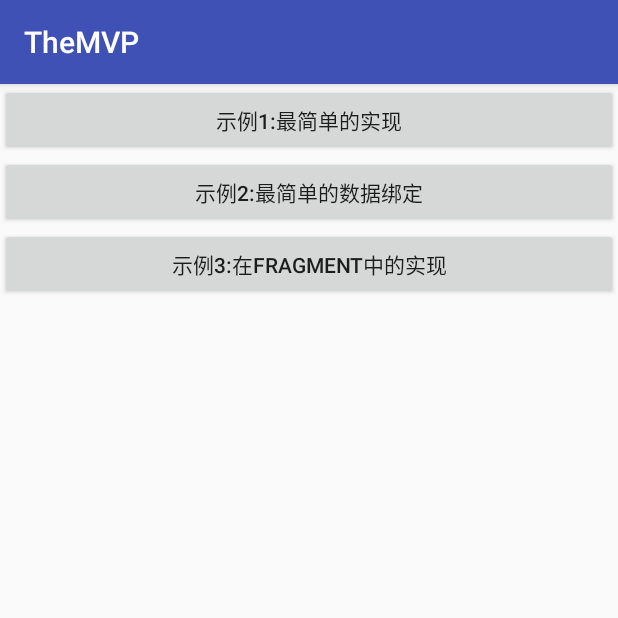
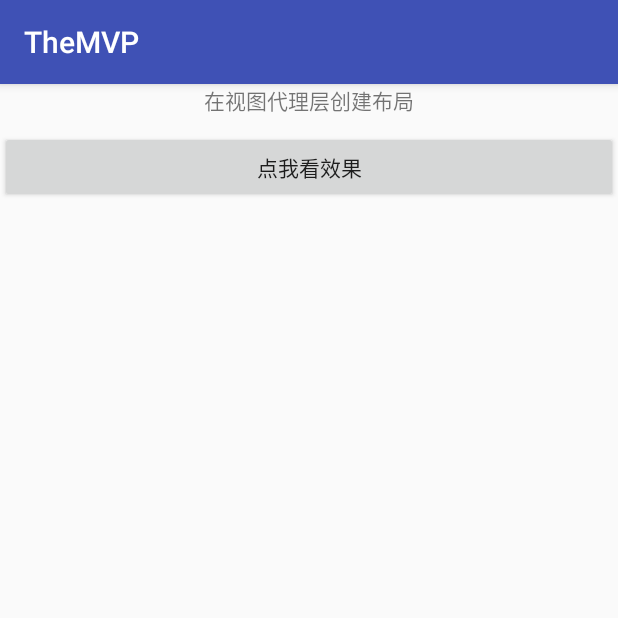
Before and after one commit to kymjs/TheMVP, an Android app: the screen it shows after launch (MainActivity before the commit, ShellActivity after it), after a tap on "示例3:在FRAGMENT中的实现", on a phone screen of 412 x 824 dp, the top half of it. Run offline under Robolectric (Android 15) with nearby library versions, the phone set to English and light mode, and no system bars.

Commit message:
进一步完善

```diff
--- a/demo/src/main/AndroidManifest.xml
+++ b/demo/src/main/AndroidManifest.xml
@@ -15,8 +15,10 @@
 				<category android:name="android.intent.category.LAUNCHER"/>
 			</intent-filter>
 		</activity>
-		<activity android:name=".mvp.SimpleActivity"/>
-		<activity android:name=".databind.DemoActivity"/>
+		<activity android:name=".demo1.SimpleActivity"/>
+		<activity android:name=".demo2.DemoActivity"/>
+		<activity android:name=".demo3.ShellActivity"/>
+		<activity android:name=".demo4.ShellActivity"/>
 	</application>
 
 </manifest>
--- a/demo/src/main/java/com/kymjs/frame/samples/MainActivity.java
+++ b/demo/src/main/java/com/kymjs/frame/samples/MainActivity.java
@@ -20,8 +20,9 @@ import android.os.Bundle;
 import android.support.v7.app.AppCompatActivity;
 import android.view.View;
 
-import com.kymjs.frame.samples.databind.DemoActivity;
-import com.kymjs.frame.samples.mvp.SimpleActivity;
+import com.kymjs.frame.samples.demo2.DemoActivity;
+import com.kymjs.frame.samples.demo1.SimpleActivity;
+import com.kymjs.frame.samples.demo3.ShellActivity;
 
 public class MainActivity extends AppCompatActivity implements View.OnClickListener {
 
@@ -32,6 +33,7 @@ public class MainActivity extends AppCompatActivity implements View.OnClickListe
         findViewById(R.id.button1).setOnClickListener(this);
         findViewById(R.id.button2).setOnClickListener(this);
         findViewById(R.id.button3).setOnClickListener(this);
+        findViewById(R.id.button4).setOnClickListener(this);
     }
 
     @Override
@@ -44,7 +46,10 @@ public class MainActivity extends AppCompatActivity implements View.OnClickListe
                 startActivity(new Intent(this, DemoActivity.class));
                 break;
             case R.id.button3:
-                startActivity(new Intent());
+                startActivity(new Intent(this, ShellActivity.class));
+                break;
+            case R.id.button4:
+                startActivity(new Intent(this, com.kymjs.frame.samples.demo4.ShellActivity.class));
                 break;
             default:
                 break;
--- a/demo/src/main/java/com/kymjs/frame/samples/mvp/SimpleActivity.java
+++ b/demo/src/main/java/com/kymjs/frame/samples/demo1/SimpleActivity.java
@@ -13,7 +13,7 @@
  * See the License for the specific language governing permissions and
  * limitations under the License.
  */
-package com.kymjs.frame.samples.mvp;
+package com.kymjs.frame.samples.demo1;
 
 import android.view.View;
 
--- a/demo/src/main/java/com/kymjs/frame/samples/mvp/SimpleDelegate.java
+++ b/demo/src/main/java/com/kymjs/frame/samples/demo1/SimpleDelegate.java
@@ -13,7 +13,7 @@
  * See the License for the specific language governing permissions and
  * limitations under the License.
  */
-package com.kymjs.frame.samples.mvp;
+package com.kymjs.frame.samples.demo1;
 
 import android.widget.TextView;
 
@@ -27,23 +27,21 @@ import com.kymjs.frame.view.AppDelegate;
  */
 public class SimpleDelegate extends AppDelegate {
 
-    private TextView textView;
-
     @Override
     public int getRootLayoutId() {
         return R.layout.delegate_simple;
     }
 
     @Override
-    protected void initWidget() {
+    public void initWidget() {
         super.initWidget();
-        textView = bindView(R.id.text);
+        TextView textView = get(R.id.text);
         textView.setText("在视图代理层创建布局");
     }
 
     public void setText(String text) {
         //get(id)等同于bindview(id)
-        if (textView == null) textView = get(R.id.text);
+        TextView textView = get(R.id.text);
         textView.setText(text);
     }
 }
--- a/demo/src/main/java/com/kymjs/frame/samples/databind/DemoActivity.java
+++ b/demo/src/main/java/com/kymjs/frame/samples/demo2/DemoActivity.java
@@ -13,7 +13,7 @@
  * See the License for the specific language governing permissions and
  * limitations under the License.
  */
-package com.kymjs.frame.samples.databind;
+package com.kymjs.frame.samples.demo2;
 
 import android.os.Bundle;
 import android.support.v4.content.Loader;
@@ -22,10 +22,10 @@ import android.view.View;
 import com.kymjs.frame.DataBindActivity;
 import com.kymjs.frame.SimpleLoader;
 import com.kymjs.frame.samples.R;
-import com.kymjs.frame.samples.mvp.SimpleDelegate;
+import com.kymjs.frame.samples.demo1.SimpleDelegate;
 
 /**
- * 这里就偷懒直接复用simple里面的simpleDelegate视图代理了
+ * 这里就偷懒直接复用demo1里面的simpleDelegate视图代理了
  * 同样也说明了，我们可以不用做任何改变就把一个视图层的东西拿来复用
  *
  * @author kymjs (http://www.kymjs.com/) on 10/24/15.
--- a/demo/src/main/java/com/kymjs/frame/samples/databind/JavaBean.java
+++ b/demo/src/main/java/com/kymjs/frame/samples/demo2/JavaBean.java
@@ -13,7 +13,7 @@
  * See the License for the specific language governing permissions and
  * limitations under the License.
  */
-package com.kymjs.frame.samples.databind;
+package com.kymjs.frame.samples.demo2;
 
 import com.kymjs.frame.model.IModel;
 
--- /dev/null
+++ b/demo/src/main/java/com/kymjs/frame/samples/demo3/MVPFragment.java
@@ -0,0 +1,35 @@
+package com.kymjs.frame.samples.demo3;
+
+import android.view.View;
+
+import com.kymjs.frame.presenter.FragmentPresenter;
+import com.kymjs.frame.samples.R;
+import com.kymjs.frame.samples.demo1.SimpleDelegate;
+
+/**
+ * 这里就偷懒直接复用demo1里面的simpleDelegate视图代理了
+ * 同样也说明了，我们可以不用做任何改变就把一个视图层的东西拿来复用
+ *
+ * @author kymjs (http://www.kymjs.com/) on 10/26/15.
+ */
+public class MVPFragment extends FragmentPresenter<SimpleDelegate> implements View.OnClickListener {
+    @Override
+    protected Class<SimpleDelegate> getDelegateClass() {
+        return SimpleDelegate.class;
+    }
+
+    @Override
+    protected void bindEvenListener() {
+        super.bindEvenListener();
+        viewDelegate.get(R.id.button1).setOnClickListener(this);
+    }
+
+    @Override
+    public void onClick(View v) {
+        switch (v.getId()) {
+            case R.id.button1:
+                viewDelegate.setText("你点击了button");
+                break;
+        }
+    }
+}
--- /dev/null
+++ b/demo/src/main/java/com/kymjs/frame/samples/demo3/ShellActivity.java
@@ -0,0 +1,22 @@
+package com.kymjs.frame.samples.demo3;
+
+import android.os.Bundle;
+import android.support.v7.app.AppCompatActivity;
+
+import com.kymjs.frame.samples.R;
+
+/**
+ * 为了说明MVPFragment用法而存在，一个普通Activity外壳，
+ *
+ * @author kymjs (http://www.kymjs.com/) on 10/26/15.
+ */
+public class ShellActivity extends AppCompatActivity {
+
+    @Override
+    protected void onCreate(Bundle savedInstanceState) {
+        super.onCreate(savedInstanceState);
+        setContentView(R.layout.activity_shell);
+        getSupportFragmentManager().beginTransaction().replace(R.id.content, new MVPFragment())
+                .commit();
+    }
+}
--- a/demo/src/main/res/layout/activity_main.xml
+++ b/demo/src/main/res/layout/activity_main.xml
@@ -20,5 +20,10 @@
 		android:layout_width="match_parent"
 		android:layout_height="wrap_content"
 		android:text="示例3:在fragment中的实现"/>
+	<Button
+		android:id="@+id/button4"
+		android:layout_width="match_parent"
+		android:layout_height="wrap_content"
+		android:text="示例3:在fragment中的数据绑定"/>
 
 </LinearLayout>
--- /dev/null
+++ b/demo/src/main/res/layout/activity_shell.xml
@@ -0,0 +1,13 @@
+<?xml version="1.0" encoding="utf-8"?>
+<LinearLayout xmlns:android="http://schemas.android.com/apk/res/android"
+			  android:layout_width="match_parent"
+			  android:layout_height="match_parent"
+			  android:orientation="vertical">
+
+	<LinearLayout
+		android:id="@+id/content"
+		android:layout_width="match_parent"
+		android:layout_height="match_parent"
+		android:orientation="horizontal"/>
+
+</LinearLayout>
--- a/framework/src/main/java/com/kymjs/frame/presenter/ActivityPresenter.java
+++ b/framework/src/main/java/com/kymjs/frame/presenter/ActivityPresenter.java
@@ -37,6 +37,7 @@ public abstract class ActivityPresenter<T extends IDelegate> extends AppCompatAc
             viewDelegate = getDelegateClass().newInstance();
             viewDelegate.init(getLayoutInflater(), null, savedInstanceState);
             setContentView(viewDelegate.getRootView());
+            viewDelegate.initWidget();
         } catch (InstantiationException e) {
             e.printStackTrace();
         } catch (IllegalAccessException e) {
--- a/framework/src/main/java/com/kymjs/frame/presenter/FragmentPresenter.java
+++ b/framework/src/main/java/com/kymjs/frame/presenter/FragmentPresenter.java
@@ -55,5 +55,15 @@ public abstract class FragmentPresenter<T extends IDelegate> extends Fragment {
         return viewDelegate.getRootView();
     }
 
+    @Override
+    public void onViewCreated(View view, @Nullable Bundle savedInstanceState) {
+        super.onViewCreated(view, savedInstanceState);
+        viewDelegate.initWidget();
+        bindEvenListener();
+    }
+
+    protected void bindEvenListener() {
+    }
+
     protected abstract Class<T> getDelegateClass();
 }
--- a/framework/src/main/java/com/kymjs/frame/view/AppDelegate.java
+++ b/framework/src/main/java/com/kymjs/frame/view/AppDelegate.java
@@ -45,7 +45,8 @@ public abstract class AppDelegate implements IDelegate {
         return rootView;
     }
 
-    protected void initWidget() {
+    @Override
+    public void initWidget() {
     }
 
     public <T extends View> T bindView(int id) {
--- a/framework/src/main/java/com/kymjs/frame/view/IDelegate.java
+++ b/framework/src/main/java/com/kymjs/frame/view/IDelegate.java
@@ -30,4 +30,6 @@ public interface IDelegate {
     void init(LayoutInflater inflater, ViewGroup container, Bundle savedInstanceState);
 
     View getRootView();
+
+    void initWidget();
 }
```
Also changed, not shown: demo/src/main/java/com/kymjs/frame/samples/demo4/Demo4Fragment.java (added, +52 -0 lines), demo/src/main/java/com/kymjs/frame/samples/demo4/FragmentDelegate.java (added, +37 -0 lines), demo/src/main/java/com/kymjs/frame/samples/demo4/ShellActivity.java (added, +22 -0 lines), demo/src/main/java/com/kymjs/frame/samples/demo4/User.java (added, +27 -0 lines), demo/src/main/res/layout/fragment_user.xml (added, +28 -0 lines), framework/src/main/java/com/kymjs/frame/DataBindFragment.java (added, +52 -0 lines).
